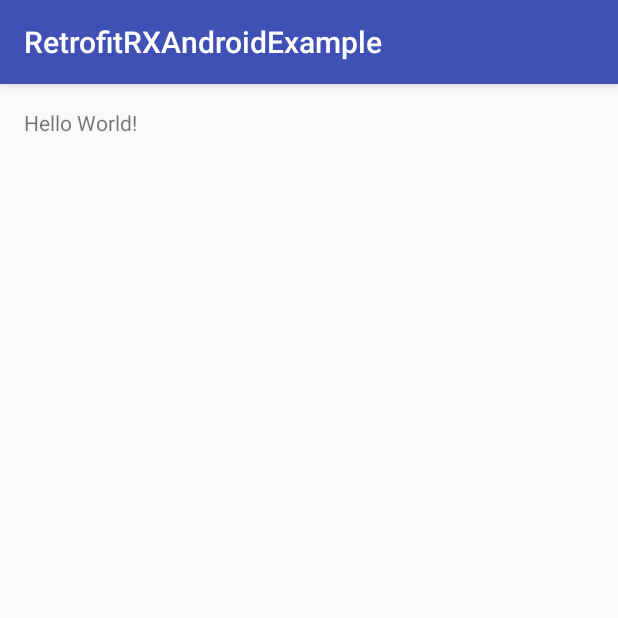
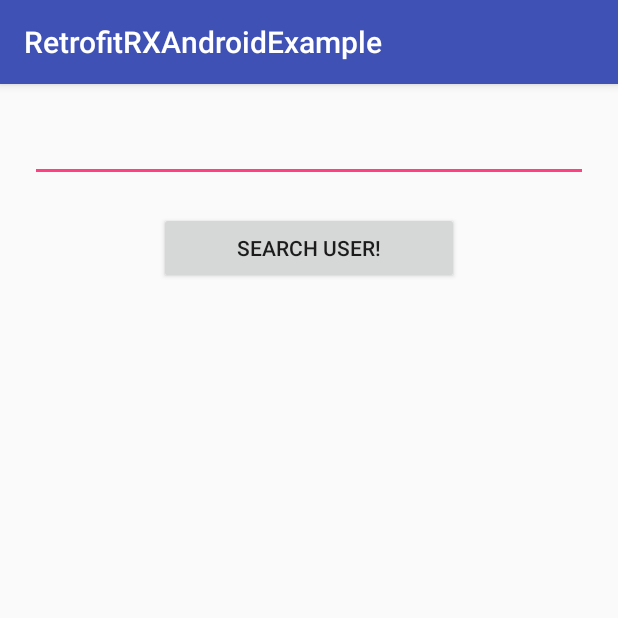
Before and after one commit to BoldijarPaul/RetrofitRXAndroidExample, an Android app: the screen it shows after launch (MainActivity), on a phone screen of 412 x 824 dp, the top half of it. Run offline under Robolectric (Android 15) with nearby library versions, the phone set to English and light mode, and no system bars.

Commit message:
added new folder

```diff
--- a/app/src/main/java/com/example/paul/retrofitrxandroidexample/Fragments/GithubSearchFragment.java
+++ b/app/src/main/java/com/example/paul/retrofitrxandroidexample/Fragments/GithubSearchFragment.java
@@ -11,7 +11,7 @@ import android.widget.EditText;
 import android.widget.TextView;
 import android.widget.Toast;
 
-import com.example.paul.retrofitrxandroidexample.Presenter.GithubUserView;
+import com.example.paul.retrofitrxandroidexample.View.GithubUserView;
 import com.example.paul.retrofitrxandroidexample.R;
 
 /**
--- a/app/src/main/java/com/example/paul/retrofitrxandroidexample/Presenter/GithubUserView.java
+++ b/app/src/main/java/com/example/paul/retrofitrxandroidexample/View/GithubUserView.java
@@ -1,4 +1,4 @@
-package com.example.paul.retrofitrxandroidexample.Presenter;
+package com.example.paul.retrofitrxandroidexample.View;
 
 import android.support.annotation.NonNull;
 import android.view.View;
--- a/app/src/main/res/layout/activity_main.xml
+++ b/app/src/main/res/layout/activity_main.xml
@@ -1,11 +1,15 @@
 <?xml version="1.0" encoding="utf-8"?>
 <RelativeLayout xmlns:android="http://schemas.android.com/apk/res/android"
-    xmlns:tools="http://schemas.android.com/tools" android:layout_width="match_parent"
-    android:layout_height="match_parent" android:paddingLeft="@dimen/activity_horizontal_margin"
-    android:paddingRight="@dimen/activity_horizontal_margin"
-    android:paddingTop="@dimen/activity_vertical_margin"
-    android:paddingBottom="@dimen/activity_vertical_margin" tools:context=".MainActivity">
+    xmlns:tools="http://schemas.android.com/tools"
+    android:layout_width="match_parent"
+    android:layout_height="match_parent"
 
-    <TextView android:text="Hello World!" android:layout_width="wrap_content"
-        android:layout_height="wrap_content" />
+    tools:context=".MainActivity">
+
+
+    <fragment
+        android:id="@+id/fragment"
+        android:name="com.example.paul.retrofitrxandroidexample.Fragments.GithubSearchFragment"
+        android:layout_width="match_parent"
+        android:layout_height="match_parent" />
 </RelativeLayout>
```
